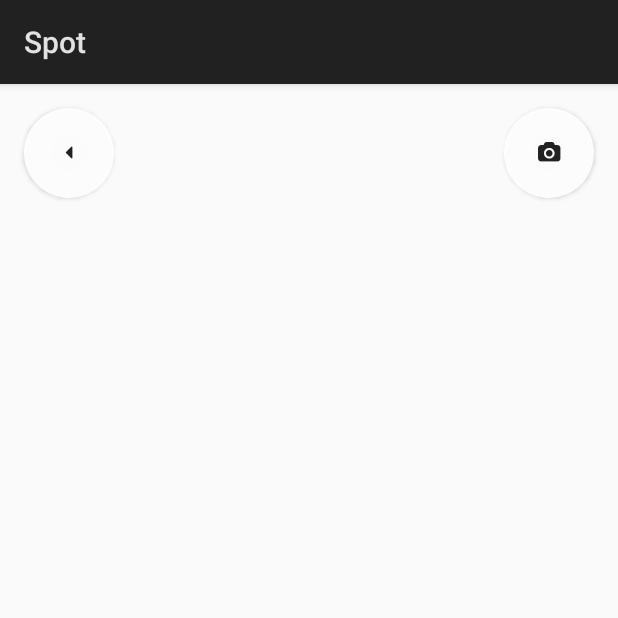
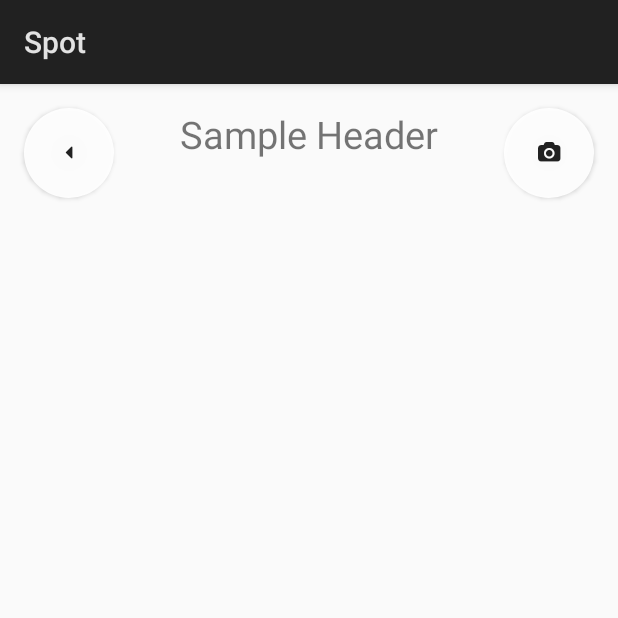
Before and after one commit to seb314/Spot, an Android app: the DetailedPhotoActivity screen opened directly, with no data from a screen before it, on a phone screen of 412 x 824 dp, the top half of it. Run offline under Robolectric (Android 15) with nearby library versions, the phone set to English and light mode, and no system bars; libraries missing offline, so code that uses them is left out: com.github.chrisbanes.photoview; plain views replace PhotoView; 3 statements that could not run were skipped.

Commit message:
sample header

```diff
--- a/app/src/main/res/layout/activity_detailed_photo.xml
+++ b/app/src/main/res/layout/activity_detailed_photo.xml
@@ -37,4 +37,15 @@
         app:layout_constraintStart_toStartOf="parent"
         app:layout_constraintTop_toTopOf="parent" />
 
+    <TextView
+        android:layout_width="wrap_content"
+        android:layout_height="wrap_content"
+        android:layout_marginTop="16dp"
+        android:text="Sample Header"
+        android:textSize="25dp"
+        app:layout_constraintEnd_toEndOf="parent"
+        app:layout_constraintHorizontal_bias="0.5"
+        app:layout_constraintStart_toStartOf="parent"
+        app:layout_constraintTop_toTopOf="parent" />
+
 </android.support.constraint.ConstraintLayout>
```
